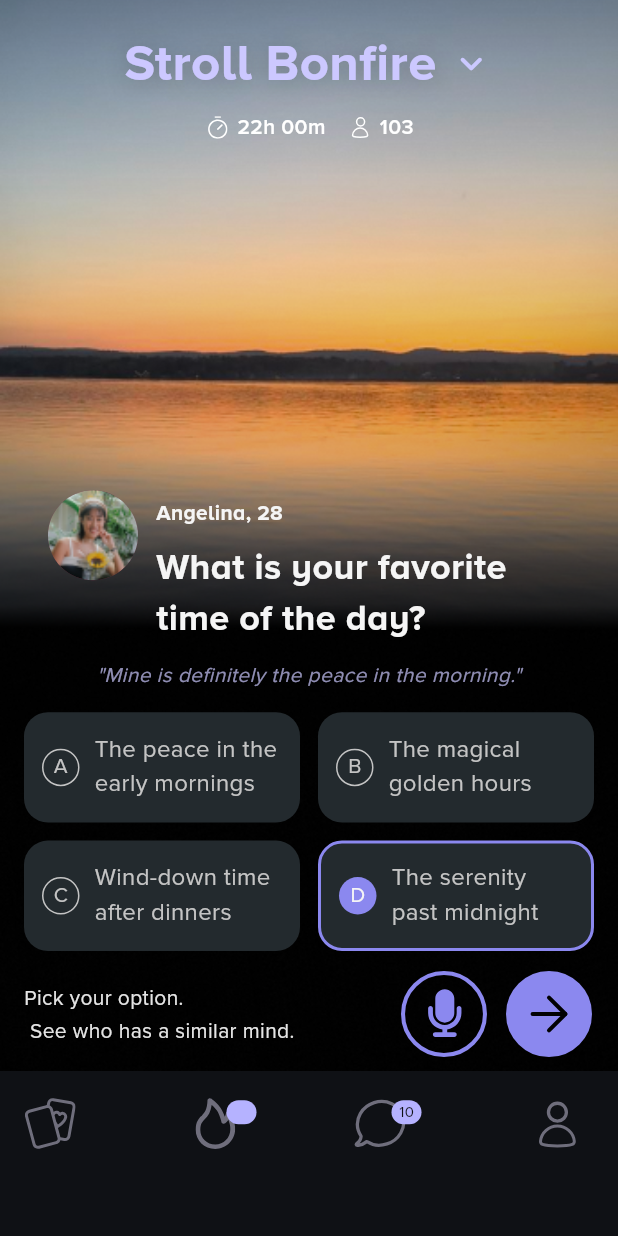
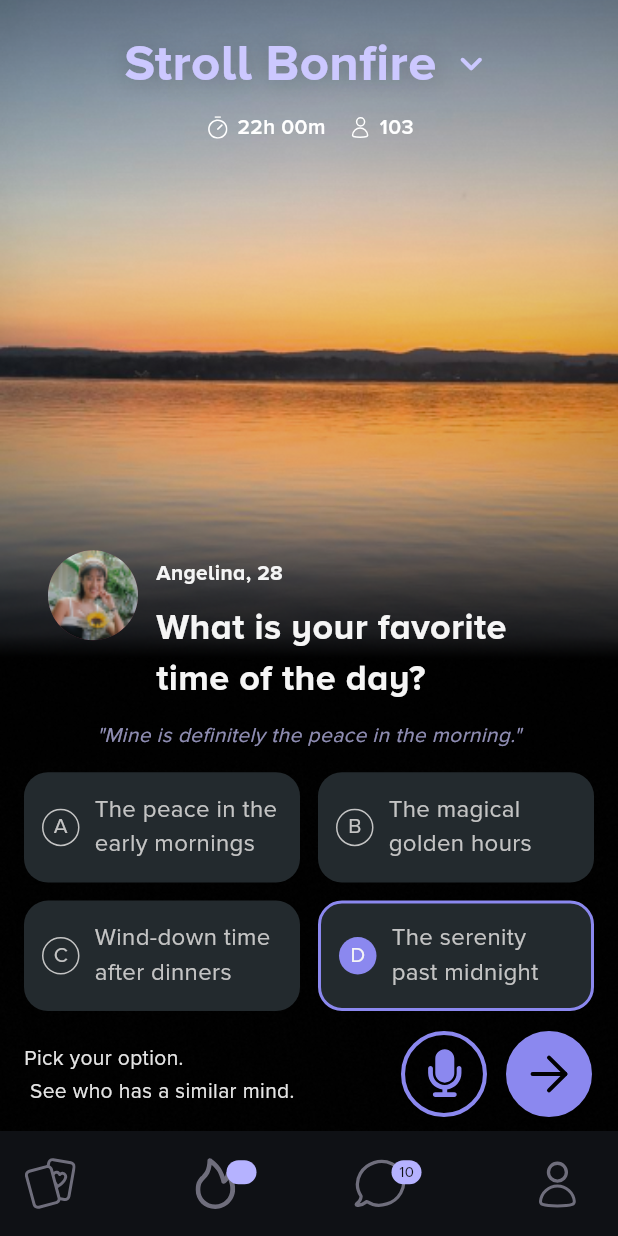
Before and after one commit to vicez/scroll_task, a Flutter app: the screen it shows after launch, on a phone screen of 412 x 824 dp. Run offline on Flutter 3.47's test engine with Material 3 defaults, Android fonts, the light colour scheme and no system bars; our stand-ins replace flutter_svg.

Commit message:
addressed an android specific design issue

```diff
--- a/scroll_task/lib/widgets/custom_buttom_nav_bar.dart
+++ b/scroll_task/lib/widgets/custom_buttom_nav_bar.dart
@@ -1,3 +1,5 @@
+import 'dart:io';
+
 import 'package:flutter/material.dart';
 import 'package:flutter_svg/svg.dart';
 
@@ -18,10 +20,10 @@ class CustomBottomNav extends StatelessWidget {
     return Container(
       color: const Color(0xff0F1115),
       width: double.maxFinite,
-      padding: const EdgeInsets.only(
+      padding: EdgeInsets.only(
         left: 16,
         right: 16,
-        bottom: 50,
+        bottom: Platform.isAndroid ? 10 : 50,
         top: 10,
       ),
       child: Row(
```
